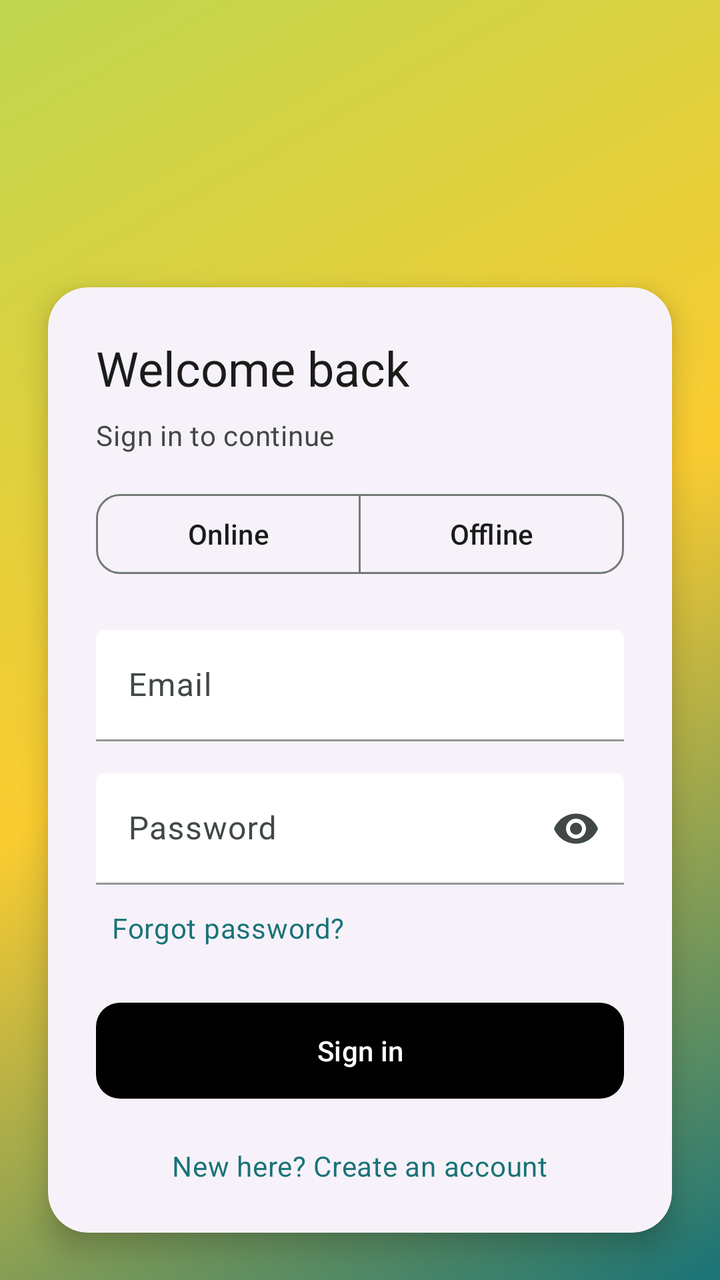
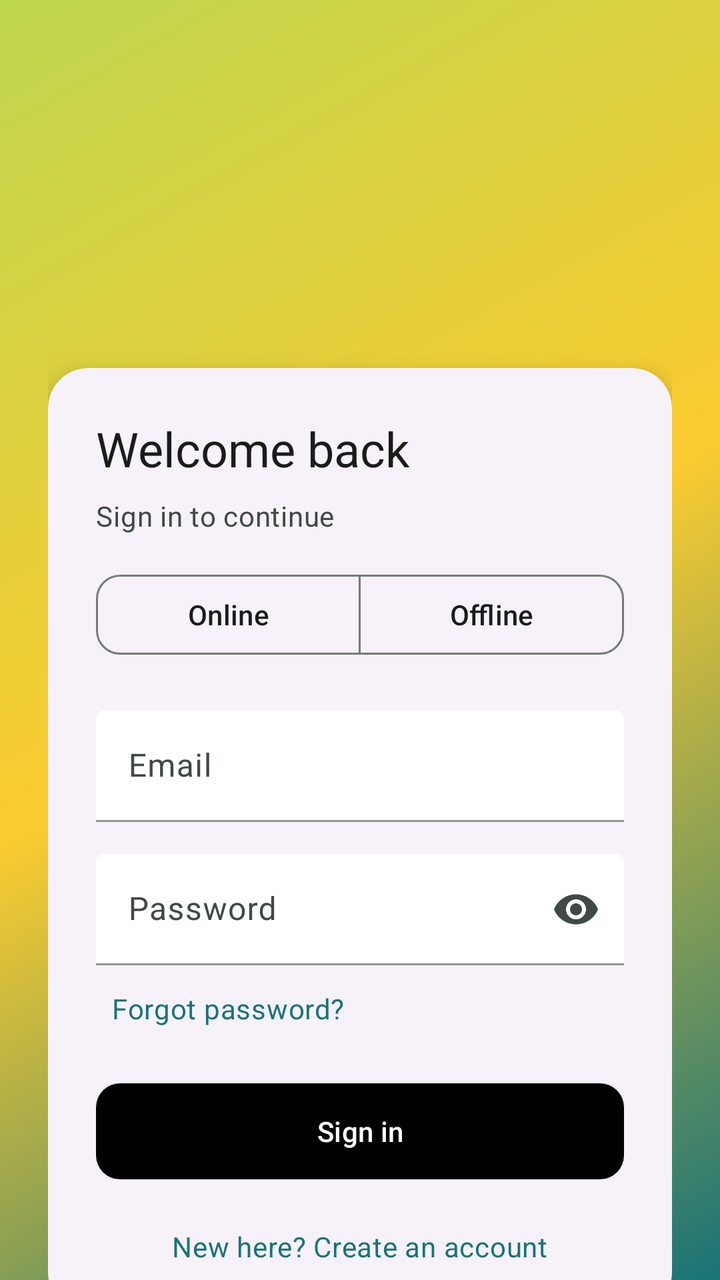

Two renders of the same Android screen: before a commit and after it. Below are the layout's source before the change and the commit's diff.
<!-- AndroidManifest.xml: application theme AppTheme.NoActionBar -->
<!-- res/layout/activity_auth.xml -->
<?xml version="1.0" encoding="utf-8"?>
<androidx.constraintlayout.widget.ConstraintLayout xmlns:android="http://schemas.android.com/apk/res/android"
    xmlns:app="http://schemas.android.com/apk/res-auto"
    xmlns:tools="http://schemas.android.com/tools"
    android:layout_width="match_parent"
    android:layout_height="match_parent"
    android:background="@drawable/bg_auth"
    tools:context=".screens.AuthActivity">

    <ImageView
        android:id="@+id/authIllustration"
        android:layout_width="120dp"
        android:layout_height="120dp"
        android:layout_marginTop="@dimen/spacing_xl"
        android:adjustViewBounds="true"
        android:contentDescription="@string/auth_illustration_content_description"
        android:scaleType="centerCrop"
        app:layout_constraintEnd_toEndOf="parent"
        app:layout_constraintStart_toStartOf="parent"
        app:layout_constraintTop_toTopOf="parent"
        app:srcCompat="@mipmap/ic_launcher_round"
        tools:ignore="ContentDescription" />

    <com.google.android.material.card.MaterialCardView
        android:id="@+id/authCard"
        android:layout_width="0dp"
        android:layout_height="wrap_content"
        android:layout_marginStart="@dimen/spacing_large"
        android:layout_marginEnd="@dimen/spacing_large"
        android:layout_marginBottom="@dimen/spacing_xl"
        app:cardCornerRadius="@dimen/corner_large"
        app:cardElevation="@dimen/elevation_medium"
        app:layout_constraintBottom_toBottomOf="parent"
        app:layout_constraintEnd_toEndOf="parent"
        app:layout_constraintStart_toStartOf="parent"
        app:layout_constraintTop_toBottomOf="@+id/authIllustration">

        <LinearLayout
            android:layout_width="match_parent"
            android:layout_height="wrap_content"
            android:orientation="vertical"
            android:padding="@dimen/spacing_large">

            <TextView
                android:id="@+id/authTitle"
                android:layout_width="wrap_content"
                android:layout_height="wrap_content"
                style="@style/TextAppearance.Material3.HeadlineSmall"
                android:text="@string/auth_title"
                android:textColor="?attr/colorOnSurface" />

            <TextView
                android:id="@+id/authSubtitle"
                android:layout_width="wrap_content"
                android:layout_height="wrap_content"
                style="@style/TextAppearance.Material3.BodyMedium"
                android:layout_marginTop="@dimen/spacing_small"
                android:text="@string/auth_subtitle_sign_in"
                android:textColor="?attr/colorOnSurfaceVariant" />

            <com.google.android.material.button.MaterialButtonToggleGroup
                android:id="@+id/authModeToggleGroup"
                android:layout_width="match_parent"
                android:layout_height="wrap_content"
                android:layout_marginTop="@dimen/spacing_medium"
                app:singleSelection="true"
                app:selectionRequired="true">

                <com.google.android.material.button.MaterialButton
                    android:id="@+id/modeOnlineButton"
                    style="@style/Widget.Material3.Button.OutlinedButton"
                    android:layout_width="0dp"
                    android:layout_height="wrap_content"
                    android:layout_weight="1"
                    android:text="@string/auth_mode_online" />

                <com.google.android.material.button.MaterialButton
                    android:id="@+id/modeOfflineButton"
                    style="@style/Widget.Material3.Button.OutlinedButton"
                    android:layout_width="0dp"
                    android:layout_height="wrap_content"
                    android:layout_weight="1"
                    android:text="@string/auth_mode_offline" />
            </com.google.android.material.button.MaterialButtonToggleGroup>

            <TextView
                android:id="@+id/offlineInfoText"
                android:layout_width="match_parent"
                android:layout_height="wrap_content"
                android:layout_marginTop="@dimen/spacing_medium"
                android:text="@string/auth_offline_info"
                android:textAppearance="@style/TextAppearance.Material3.BodySmall"
                android:textColor="?attr/colorOnSurfaceVariant"
                android:visibility="gone" />

            <com.google.android.material.textfield.TextInputLayout
                android:id="@+id/emailLayout"
                style="@style/Widget.Material3.TextInputLayout.FilledBox"
                android:layout_width="match_parent"
                android:layout_height="wrap_content"
                android:layout_marginTop="@dimen/spacing_large"
                app:boxBackgroundColor="?attr/colorSurface"
                app:boxStrokeColor="?attr/colorPrimary">

                <com.google.android.material.textfield.TextInputEditText
                    android:id="@+id/emailInput"
                    android:layout_width="match_parent"
                    android:layout_height="wrap_content"
                    android:hint="@string/auth_email_hint"
                    android:imeOptions="actionNext"
                    android:inputType="textEmailAddress" />
            </com.google.android.material.textfield.TextInputLayout>

            <com.google.android.material.textfield.TextInputLayout
                android:id="@+id/passwordLayout"
                style="@style/Widget.Material3.TextInputLayout.FilledBox"
                android:layout_width="match_parent"
                android:layout_height="wrap_content"
                android:layout_marginTop="@dimen/spacing_medium"
                app:boxBackgroundColor="?attr/colorSurface"
                app:boxStrokeColor="?attr/colorPrimary"
                app:endIconMode="password_toggle">

                <com.google.android.material.textfield.TextInputEditText
                    android:id="@+id/passwordInput"
                    android:layout_width="match_parent"
                    android:layout_height="wrap_content"
                    android:hint="@string/auth_password_hint"
                    android:imeOptions="actionDone"
                    android:inputType="textPassword" />
            </com.google.android.material.textfield.TextInputLayout>

            <TextView
                android:id="@+id/resetPasswordButton"
                android:layout_width="wrap_content"
                android:layout_height="wrap_content"
                android:layout_marginTop="@dimen/spacing_small"
                android:background="?attr/selectableItemBackground"
                android:clickable="true"
                android:focusable="true"
                android:paddingHorizontal="@dimen/spacing_small"
                android:paddingVertical="@dimen/spacing_xs"
                android:text="@string/auth_action_reset_password"
                android:textAppearance="@style/TextAppearance.Material3.BodyMedium"
                android:textColor="?attr/colorPrimary" />

            <com.google.android.material.textfield.TextInputLayout
                android:id="@+id/confirmPasswordLayout"
                style="@style/Widget.Material3.TextInputLayout.FilledBox"
                android:layout_width="match_parent"
                android:layout_height="wrap_content"
                android:layout_marginTop="@dimen/spacing_medium"
                android:visibility="gone"
                app:boxBackgroundColor="?attr/colorSurface"
                app:boxStrokeColor="?attr/colorPrimary"
                app:endIconMode="password_toggle">

                <com.google.android.material.textfield.TextInputEditText
                    android:id="@+id/confirmPasswordInput"
                    android:layout_width="match_parent"
                    android:layout_height="wrap_content"
                    android:hint="@string/auth_confirm_password_hint"
                    android:imeOptions="actionDone"
                    android:inputType="textPassword" />
            </com.google.android.material.textfield.TextInputLayout>

            <com.google.android.material.button.MaterialButton
                android:id="@+id/authPrimaryButton"
                android:layout_width="match_parent"
                android:layout_height="wrap_content"
                android:layout_marginTop="@dimen/spacing_large"
                android:text="@string/auth_action_sign_in" />

            <com.google.android.material.progressindicator.CircularProgressIndicator
                android:id="@+id/authProgress"
                android:layout_width="wrap_content"
                android:layout_height="wrap_content"
                android:layout_gravity="center_horizontal"
                android:layout_marginTop="@dimen/spacing_medium"
                android:visibility="gone"
                app:indicatorSize="32dp"
                app:trackThickness="4dp" />

            <TextView
                android:id="@+id/toggleAuthMode"
                android:layout_width="wrap_content"
                android:layout_height="wrap_content"
                android:layout_gravity="center_horizontal"
                android:layout_marginTop="@dimen/spacing_large"
                android:text="@string/auth_toggle_to_sign_up"
                android:textAppearance="@style/TextAppearance.Material3.BodyMedium"
                android:textColor="?attr/colorPrimary" />

        </LinearLayout>
    </com.google.android.material.card.MaterialCardView>

</androidx.constraintlayout.widget.ConstraintLayout>
<!-- resources referenced by this layout -->
<resources>
  <dimen name="corner_large">20dp</dimen>
  <dimen name="elevation_medium">8dp</dimen>
  <dimen name="spacing_large">24dp</dimen>
  <dimen name="spacing_medium">16dp</dimen>
  <dimen name="spacing_small">8dp</dimen>
  <dimen name="spacing_xl">32dp</dimen>
  <dimen name="spacing_xs">4dp</dimen>
  <string name="auth_action_reset_password">Forgot password?</string>
  <string name="auth_action_sign_in">Sign in</string>
  <string name="auth_confirm_password_hint">Confirm password</string>
  <string name="auth_email_hint">Email</string>
  <string name="auth_illustration_content_description">App logo</string>
  <string name="auth_mode_offline">Offline</string>
  <string name="auth_mode_online">Online</string>
  <string name="auth_offline_info">Offline mode keeps your data on this device only. Sign in online any time for cloud sync.</string>
  <string name="auth_password_hint">Password</string>
  <string name="auth_subtitle_sign_in">Sign in to continue</string>
  <string name="auth_title">Welcome back</string>
  <string name="auth_toggle_to_sign_up">New here? Create an account</string>
  <style name="AppTheme.NoActionBar" parent="@style/AppTheme">
          <item name="windowActionBar">false</item>
          <item name="windowNoTitle">true</item>
      </style>
  <color name="colorAccent">#FBCC30</color>
  <color name="colorPrimaryDark">#bed64f</color>
  <color name="colorPrimary">#197377</color>
  <color name="ic_launcher_background">#197377</color>
  <style name="AppTheme" parent="@style/BaseAppTheme" />
  <color name="colorOnPrimary">#FFFFFF</color>
  <color name="colorPrimaryContainer">#2F8B8F</color>
  <color name="colorOnPrimaryContainer">#FFFFFF</color>
  <color name="colorSecondary">#BED64F</color>
  <color name="colorOnSecondary">#11210A</color>
  <color name="colorSecondaryContainer">#D6E97A</color>
  <color name="colorOnSecondaryContainer">#11210A</color>
  <color name="colorTertiary">#FBCC30</color>
  <color name="colorOnTertiary">#1F1600</color>
  <color name="colorTertiaryContainer">#FFE68A</color>
  <color name="colorOnTertiaryContainer">#1F1600</color>
  <color name="colorSurface">#FFFFFF</color>
  <color name="colorOnSurface">#1A1C1A</color>
  <color name="colorSurfaceVariant">#E0E6E4</color>
  <color name="colorOnSurfaceVariant">#414944</color>
  <color name="colorOutline">#737B76</color>
  <color name="colorOutlineVariant">#C0C7C2</color>
  <color name="colorSurfaceInverse">#303331</color>
  <color name="colorOnSurfaceInverse">#F2F6F1</color>
  <color name="colorPrimaryInverse">#9CD3D6</color>
  <color name="colorError">#BA1A1A</color>
  <color name="colorOnError">#FFFFFF</color>
  <color name="colorErrorContainer">#FFDAD6</color>
  <color name="colorOnErrorContainer">#410002</color>
  <color name="colorBackground">#FFFFFF</color>
  <style name="Widget.LinkaType.Card" parent="Widget.Material3.CardView.Elevated">
          <item name="android:clipToPadding">false</item>
          <item name="android:clipChildren">false</item>
          <item name="shapeAppearanceOverlay">@style/ShapeAppearance.LinkaType.Medium</item>
      </style>
  <dimen name="elevation_small">4dp</dimen>
  <style name="TextAppearance.LinkaType.ToolbarTitle" parent="TextAppearance.Material3.TitleLarge">
          <item name="android:textColor">@color/colorOnPrimary</item>
      </style>
  <style name="TextAppearance.LinkaType.ToolbarSubtitle" parent="TextAppearance.Material3.BodyMedium">
          <item name="android:textColor">@color/colorOnPrimary</item>
      </style>
  <style name="ShapeAppearance.LinkaType.Button" parent="ShapeAppearance.Material3.Corner.Medium" />
  <color name="colorButtonBlack">#000000</color>
  <color name="colorOnButtonBlack">#FFFFFF</color>
  <style name="ShapeAppearance.LinkaType.Medium" parent="ShapeAppearance.Material3.MediumComponent" />
  <!-- unchanged entries left out for length: 5 -->
</resources>

<!-- the commit's change to res/layout/activity_auth.xml (unified diff, before → after) -->
@@ -1,197 +1,199 @@
 <?xml version="1.0" encoding="utf-8"?>
-<androidx.constraintlayout.widget.ConstraintLayout xmlns:android="http://schemas.android.com/apk/res/android"
+<androidx.core.widget.NestedScrollView xmlns:android="http://schemas.android.com/apk/res/android"
     xmlns:app="http://schemas.android.com/apk/res-auto"
     xmlns:tools="http://schemas.android.com/tools"
     android:layout_width="match_parent"
     android:layout_height="match_parent"
     android:background="@drawable/bg_auth"
+    android:fillViewport="true"
     tools:context=".screens.AuthActivity">
 
-    <ImageView
-        android:id="@+id/authIllustration"
-        android:layout_width="120dp"
-        android:layout_height="120dp"
-        android:layout_marginTop="@dimen/spacing_xl"
-        android:adjustViewBounds="true"
-        android:contentDescription="@string/auth_illustration_content_description"
-        android:scaleType="centerCrop"
-        app:layout_constraintEnd_toEndOf="parent"
-        app:layout_constraintStart_toStartOf="parent"
-        app:layout_constraintTop_toTopOf="parent"
-        app:srcCompat="@mipmap/ic_launcher_round"
-        tools:ignore="ContentDescription" />
+    <LinearLayout
+        android:layout_width="match_parent"
+        android:layout_height="wrap_content"
+        android:gravity="center_horizontal"
+        android:orientation="vertical"
+        android:paddingStart="@dimen/spacing_large"
+        android:paddingTop="@dimen/spacing_xl"
+        android:paddingEnd="@dimen/spacing_large"
+        android:paddingBottom="@dimen/spacing_xl">
 
-    <com.google.android.material.card.MaterialCardView
-        android:id="@+id/authCard"
-        android:layout_width="0dp"
-        android:layout_height="wrap_content"
-        android:layout_marginStart="@dimen/spacing_large"
-        android:layout_marginEnd="@dimen/spacing_large"
-        android:layout_marginBottom="@dimen/spacing_xl"
-        app:cardCornerRadius="@dimen/corner_large"
-        app:cardElevation="@dimen/elevation_medium"
-        app:layout_constraintBottom_toBottomOf="parent"
-        app:layout_constraintEnd_toEndOf="parent"
-        app:layout_constraintStart_toStartOf="parent"
-        app:layout_constraintTop_toBottomOf="@+id/authIllustration">
+        <ImageView
+            android:id="@+id/authIllustration"
+            android:layout_width="120dp"
+            android:layout_height="120dp"
+            android:adjustViewBounds="true"
+            android:contentDescription="@string/auth_illustration_content_description"
+            android:scaleType="centerCrop"
+            app:srcCompat="@mipmap/ic_launcher_round"
+            tools:ignore="ContentDescription" />
 
-        <LinearLayout
+        <com.google.android.material.card.MaterialCardView
+            android:id="@+id/authCard"
             android:layout_width="match_parent"
             android:layout_height="wrap_content"
-            android:orientation="vertical"
-            android:padding="@dimen/spacing_large">
+            android:layout_marginTop="@dimen/spacing_xl"
+            app:cardCornerRadius="@dimen/corner_large"
+            app:cardElevation="@dimen/elevation_medium">
 
-            <TextView
-                android:id="@+id/authTitle"
-                android:layout_width="wrap_content"
-                android:layout_height="wrap_content"
-                style="@style/TextAppearance.Material3.HeadlineSmall"
-                android:text="@string/auth_title"
-                android:textColor="?attr/colorOnSurface" />
-
-            <TextView
-                android:id="@+id/authSubtitle"
-                android:layout_width="wrap_content"
-                android:layout_height="wrap_content"
-                style="@style/TextAppearance.Material3.BodyMedium"
-                android:layout_marginTop="@dimen/spacing_small"
-                android:text="@string/auth_subtitle_sign_in"
-                android:textColor="?attr/colorOnSurfaceVariant" />
-
-            <com.google.android.material.button.MaterialButtonToggleGroup
-                android:id="@+id/authModeToggleGroup"
+            <LinearLayout
                 android:layout_width="match_parent"
                 android:layout_height="wrap_content"
-                android:layout_marginTop="@dimen/spacing_medium"
-                app:singleSelection="true"
-                app:selectionRequired="true">
+                android:orientation="vertical"
+                android:padding="@dimen/spacing_large">
+
+                <TextView
+                    android:id="@+id/authTitle"
+                    style="@style/TextAppearance.Material3.HeadlineSmall"
+                    android:layout_width="wrap_content"
+                    android:layout_height="wrap_content"
+                    android:text="@string/auth_title"
+                    android:textColor="?attr/colorOnSurface" />
+
+                <TextView
+                    android:id="@+id/authSubtitle"
+                    style="@style/TextAppearance.Material3.BodyMedium"
+                    android:layout_width="wrap_content"
+                    android:layout_height="wrap_content"
+                    android:layout_marginTop="@dimen/spacing_small"
+                    android:text="@string/auth_subtitle_sign_in"
+                    android:textColor="?attr/colorOnSurfaceVariant" />
+
+                <com.google.android.material.button.MaterialButtonToggleGroup
+                    android:id="@+id/authModeToggleGroup"
+                    android:layout_width="match_parent"
+                    android:layout_height="wrap_content"
+                    android:layout_marginTop="@dimen/spacing_medium"
+                    app:selectionRequired="true"
+                    app:singleSelection="true">
+
+                    <com.google.android.material.button.MaterialButton
+                        android:id="@+id/modeOnlineButton"
+                        style="@style/Widget.Material3.Button.OutlinedButton"
+                        android:layout_width="0dp"
+                        android:layout_height="wrap_content"
+                        android:layout_weight="1"
+                        android:text="@string/auth_mode_online" />
+
+                    <com.google.android.material.button.MaterialButton
+                        android:id="@+id/modeOfflineButton"
+                        style="@style/Widget.Material3.Button.OutlinedButton"
+                        android:layout_width="0dp"
+                        android:layout_height="wrap_content"
+                        android:layout_weight="1"
+                        android:text="@string/auth_mode_offline" />
+                </com.google.android.material.button.MaterialButtonToggleGroup>
+
+                <TextView
+                    android:id="@+id/offlineInfoText"
+                    android:layout_width="match_parent"
+                    android:layout_height="wrap_content"
+                    android:layout_marginTop="@dimen/spacing_medium"
+                    android:text="@string/auth_offline_info"
+                    android:textAppearance="@style/TextAppearance.Material3.BodySmall"
+                    android:textColor="?attr/colorOnSurfaceVariant"
+                    android:visibility="gone" />
+
+                <com.google.android.material.textfield.TextInputLayout
+                    android:id="@+id/emailLayout"
+                    style="@style/Widget.Material3.TextInputLayout.FilledBox"
+                    android:layout_width="match_parent"
+                    android:layout_height="wrap_content"
+                    android:layout_marginTop="@dimen/spacing_large"
+                    app:boxBackgroundColor="?attr/colorSurface"
+                    app:boxStrokeColor="?attr/colorPrimary">
+
+                    <com.google.android.material.textfield.TextInputEditText
+                        android:id="@+id/emailInput"
+                        android:layout_width="match_parent"
+                        android:layout_height="wrap_content"
+                        android:hint="@string/auth_email_hint"
+                        android:imeOptions="actionNext"
+                        android:inputType="textEmailAddress" />
+                </com.google.android.material.textfield.TextInputLayout>
+
+                <com.google.android.material.textfield.TextInputLayout
+                    android:id="@+id/passwordLayout"
+                    style="@style/Widget.Material3.TextInputLayout.FilledBox"
+                    android:layout_width="match_parent"
+                    android:layout_height="wrap_content"
+                    android:layout_marginTop="@dimen/spacing_medium"
+                    app:boxBackgroundColor="?attr/colorSurface"
+                    app:boxStrokeColor="?attr/colorPrimary"
+                    app:endIconMode="password_toggle">
+
+                    <com.google.android.material.textfield.TextInputEditText
+                        android:id="@+id/passwordInput"
+                        android:layout_width="match_parent"
+                        android:layout_height="wrap_content"
+                        android:hint="@string/auth_password_hint"
+                        android:imeOptions="actionDone"
+                        android:inputType="textPassword" />
+                </com.google.android.material.textfield.TextInputLayout>
+
+                <TextView
+                    android:id="@+id/resetPasswordButton"
+                    android:layout_width="wrap_content"
+                    android:layout_height="wrap_content"
+                    android:layout_marginTop="@dimen/spacing_small"
+                    android:background="?attr/selectableItemBackground"
+                    android:clickable="true"
+                    android:focusable="true"
+                    android:paddingHorizontal="@dimen/spacing_small"
+                    android:paddingVertical="@dimen/spacing_xs"
+                    android:text="@string/auth_action_reset_password"
+                    android:textAppearance="@style/TextAppearance.Material3.BodyMedium"
+                    android:textColor="?attr/colorPrimary" />
+
+                <com.google.android.material.textfield.TextInputLayout
+                    android:id="@+id/confirmPasswordLayout"
+                    style="@style/Widget.Material3.TextInputLayout.FilledBox"
+                    android:layout_width="match_parent"
+                    android:layout_height="wrap_content"
+                    android:layout_marginTop="@dimen/spacing_medium"
+                    android:visibility="gone"
+                    app:boxBackgroundColor="?attr/colorSurface"
+                    app:boxStrokeColor="?attr/colorPrimary"
+                    app:endIconMode="password_toggle">
+
+                    <com.google.android.material.textfield.TextInputEditText
+                        android:id="@+id/confirmPasswordInput"
+                        android:layout_width="match_parent"
+                        android:layout_height="wrap_content"
+                        android:hint="@string/auth_confirm_password_hint"
+                        android:imeOptions="actionDone"
+                        android:inputType="textPassword" />
+                </com.google.android.material.textfield.TextInputLayout>
 
                 <com.google.android.material.button.MaterialButton
-                    android:id="@+id/modeOnlineButton"
-                    style="@style/Widget.Material3.Button.OutlinedButton"
-                    android:layout_width="0dp"
-                    android:layout_height="wrap_content"
-                    android:layout_weight="1"
-                    android:text="@string/auth_mode_online" />
-
-                <com.google.android.material.button.MaterialButton
-                    android:id="@+id/modeOfflineButton"
-                    style="@style/Widget.Material3.Button.OutlinedButton"
-                    android:layout_width="0dp"
-                    android:layout_height="wrap_content"
-                    android:layout_weight="1"
-                    android:text="@string/auth_mode_offline" />
-            </com.google.android.material.button.MaterialButtonToggleGroup>
-
-            <TextView
-                android:id="@+id/offlineInfoText"
-                android:layout_width="match_parent"
-                android:layout_height="wrap_content"
-                android:layout_marginTop="@dimen/spacing_medium"
-                android:text="@string/auth_offline_info"
-                android:textAppearance="@style/TextAppearance.Material3.BodySmall"
-                android:textColor="?attr/colorOnSurfaceVariant"
-                android:visibility="gone" />
-
-            <com.google.android.material.textfield.TextInputLayout
-                android:id="@+id/emailLayout"
-                style="@style/Widget.Material3.TextInputLayout.FilledBox"
-                android:layout_width="match_parent"
-                android:layout_height="wrap_content"
-                android:layout_marginTop="@dimen/spacing_large"
-                app:boxBackgroundColor="?attr/colorSurface"
-                app:boxStrokeColor="?attr/colorPrimary">
-
-                <com.google.android.material.textfield.TextInputEditText
-                    android:id="@+id/emailInput"
+                    android:id="@+id/authPrimaryButton"
                     android:layout_width="match_parent"
                     android:layout_height="wrap_content"
-                    android:hint="@string/auth_email_hint"
-                    android:imeOptions="actionNext"
-                    android:inputType="textEmailAddress" />
-            </com.google.android.material.textfield.TextInputLayout>
+                    android:layout_marginTop="@dimen/spacing_large"
+                    android:text="@string/auth_action_sign_in" />
 
-            <com.google.android.material.textfield.TextInputLayout
-                android:id="@+id/passwordLayout"
-                style="@style/Widget.Material3.TextInputLayout.FilledBox"
-                android:layout_width="match_parent"
-                android:layout_height="wrap_content"
-                android:layout_marginTop="@dimen/spacing_medium"
-                app:boxBackgroundColor="?attr/colorSurface"
-                app:boxStrokeColor="?attr/colorPrimary"
-                app:endIconMode="password_toggle">
+                <com.google.android.material.progressindicator.CircularProgressIndicator
+                    android:id="@+id/authProgress"
+                    android:layout_width="wrap_content"
+                    android:layout_height="wrap_content"
+                    android:layout_gravity="center_horizontal"
+                    android:layout_marginTop="@dimen/spacing_medium"
+                    android:visibility="gone"
+                    app:indicatorSize="32dp"
+                    app:trackThickness="4dp" />
 
-                <com.google.android.material.textfield.TextInputEditText
-                    android:id="@+id/passwordInput"
-                    android:layout_width="match_parent"
+                <TextView
+                    android:id="@+id/toggleAuthMode"
+                    android:layout_width="wrap_content"
                     android:layout_height="wrap_content"
-                    android:hint="@string/auth_password_hint"
-                    android:imeOptions="actionDone"
-                    android:inputType="textPassword" />
-            </com.google.android.material.textfield.TextInputLayout>
+                    android:layout_gravity="center_horizontal"
+                    android:layout_marginTop="@dimen/spacing_large"
+                    android:text="@string/auth_toggle_to_sign_up"
+                    android:textAppearance="@style/TextAppearance.Material3.BodyMedium"
+                    android:textColor="?attr/colorPrimary" />
 
-            <TextView
-                android:id="@+id/resetPasswordButton"
-                android:layout_width="wrap_content"
-                android:layout_height="wrap_content"
-                android:layout_marginTop="@dimen/spacing_small"
-                android:background="?attr/selectableItemBackground"
-                android:clickable="true"
-                android:focusable="true"
-                android:paddingHorizontal="@dimen/spacing_small"
-                android:paddingVertical="@dimen/spacing_xs"
-                android:text="@string/auth_action_reset_password"
-                android:textAppearance="@style/TextAppearance.Material3.BodyMedium"
-                android:textColor="?attr/colorPrimary" />
+            </LinearLayout>
+        </com.google.android.material.card.MaterialCardView>
+    </LinearLayout>
 
-            <com.google.android.material.textfield.TextInputLayout
-                android:id="@+id/confirmPasswordLayout"
-                style="@style/Widget.Material3.TextInputLayout.FilledBox"
-                android:layout_width="match_parent"
-                android:layout_height="wrap_content"
-                android:layout_marginTop="@dimen/spacing_medium"
-                android:visibility="gone"
-                app:boxBackgroundColor="?attr/colorSurface"
-                app:boxStrokeColor="?attr/colorPrimary"
-                app:endIconMode="password_toggle">
-
-                <com.google.android.material.textfield.TextInputEditText
-                    android:id="@+id/confirmPasswordInput"
-                    android:layout_width="match_parent"
-                    android:layout_height="wrap_content"
-                    android:hint="@string/auth_confirm_password_hint"
-                    android:imeOptions="actionDone"
-                    android:inputType="textPassword" />
-            </com.google.android.material.textfield.TextInputLayout>
-
-            <com.google.android.material.button.MaterialButton
-                android:id="@+id/authPrimaryButton"
-                android:layout_width="match_parent"
-                android:layout_height="wrap_content"
-                android:layout_marginTop="@dimen/spacing_large"
-                android:text="@string/auth_action_sign_in" />
-
-            <com.google.android.material.progressindicator.CircularProgressIndicator
-                android:id="@+id/authProgress"
-                android:layout_width="wrap_content"
-                android:layout_height="wrap_content"
-                android:layout_gravity="center_horizontal"
-                android:layout_marginTop="@dimen/spacing_medium"
-                android:visibility="gone"
-                app:indicatorSize="32dp"
-                app:trackThickness="4dp" />
-
-            <TextView
-                android:id="@+id/toggleAuthMode"
-                android:layout_width="wrap_content"
-                android:layout_height="wrap_content"
-                android:layout_gravity="center_horizontal"
-                android:layout_marginTop="@dimen/spacing_large"
-                android:text="@string/auth_toggle_to_sign_up"
-                android:textAppearance="@style/TextAppearance.Material3.BodyMedium"
-                android:textColor="?attr/colorPrimary" />
-
-        </LinearLayout>
-    </com.google.android.material.card.MaterialCardView>
-
-</androidx.constraintlayout.widget.ConstraintLayout>
+</androidx.core.widget.NestedScrollView>
